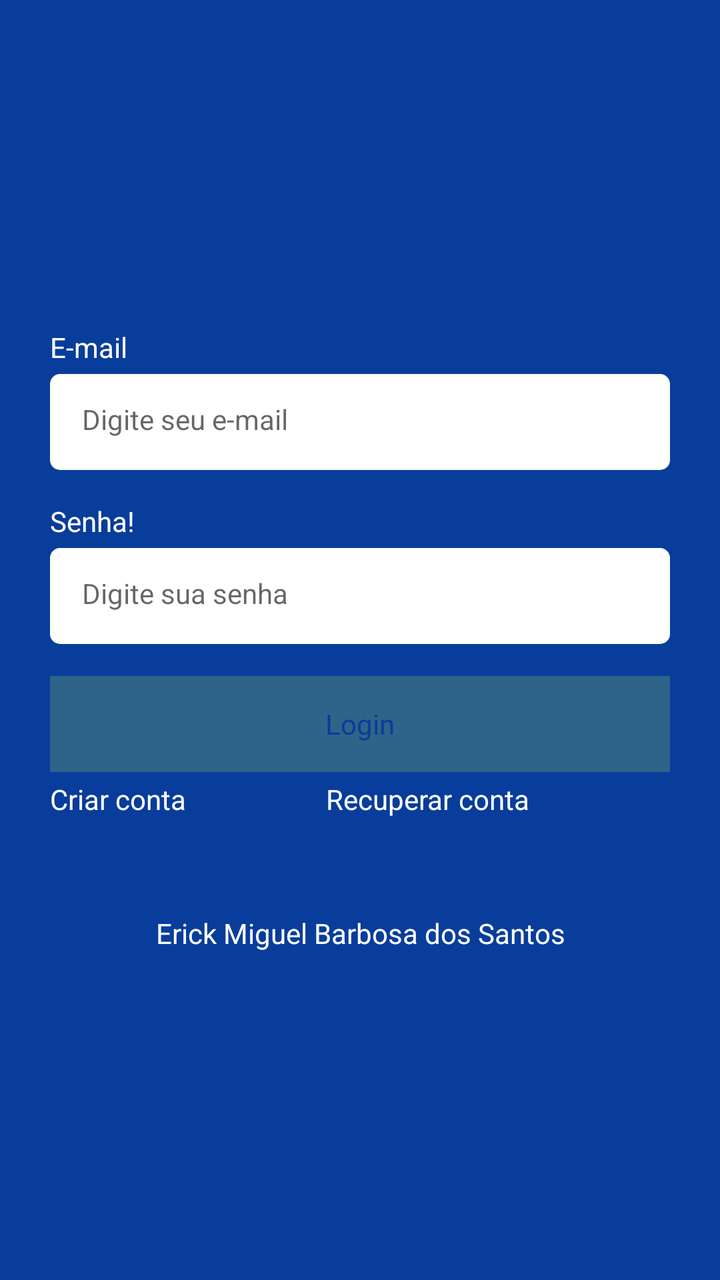
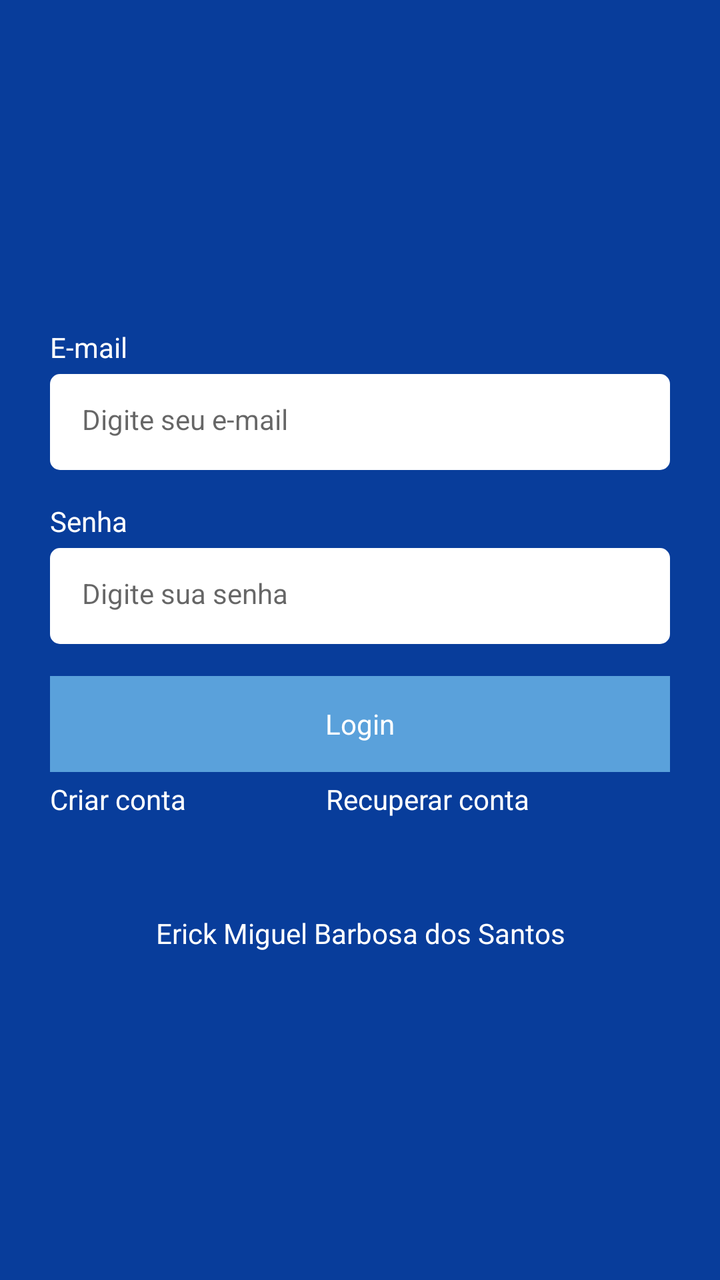

Compare the two renders of this Android layout. The source of the first and the diff that turns it into the second are given below.
<!-- AndroidManifest.xml: application theme Theme.Task -->
<!-- res/layout/fragment_login.xml -->
<?xml version="1.0" encoding="utf-8"?>
<androidx.constraintlayout.widget.ConstraintLayout xmlns:android="http://schemas.android.com/apk/res/android"
    xmlns:tools="http://schemas.android.com/tools"
    android:layout_width="match_parent"
    android:layout_height="match_parent"
    xmlns:app="http://schemas.android.com/apk/res-auto"
    tools:context=".ui.auth.LoginFragment">

   <LinearLayout
       android:id="@+id/linearLayout"
       android:layout_width="0dp"
       android:layout_height="wrap_content"
       app:layout_constraintBottom_toBottomOf="parent"
       app:layout_constraintEnd_toEndOf="parent"
       app:layout_constraintStart_toStartOf="parent"
       app:layout_constraintTop_toTopOf="parent"
       android:orientation="vertical"
       android:layout_marginHorizontal="25dp">

       <TextView
           android:layout_width="wrap_content"
           android:layout_height="wrap_content"
           android:text="@string/email_text"
           android:textColor="@color/white"/>

       <EditText
           android:id="@+id/editEmail"
           android:layout_width="match_parent"
           android:layout_height="48dp"
           android:hint="@string/hint_edit_email"
           android:inputType="textEmailAddress"
           android:layout_marginTop="4dp"
           style="@style/EditTextTheme"/>

       <TextView
           android:layout_width="wrap_content"
           android:layout_height="wrap_content"
           android:text="@string/password_text"
           android:textColor="@color/white"
           android:layout_marginTop="16dp"/>

       <EditText
           android:id="@+id/editSenha"
           android:layout_width="match_parent"
           android:layout_height="48dp"
           android:inputType="textPassword"
           android:hint="@string/hint_edit_password"
           android:layout_marginTop="4dp"
           style="@style/EditTextTheme"/>

       <com.google.android.material.button.MaterialButton
           android:layout_width="match_parent"
           android:layout_height="wrap_content"
           android:text="Login"
           android:id="@+id/btnLogin"
           app:backgroundTint="@color/azul3"
           android:layout_marginTop="16dp"
           style="@style/ButtonTheme"/>

       <LinearLayout
           android:layout_width="match_parent"
           android:layout_height="wrap_content"
           android:orientation="horizontal"
           android:layout_marginTop="4dp">

           <TextView
               android:id="@+id/btnRegister"
               android:layout_width="wrap_content"
               android:layout_height="wrap_content"
               android:text="@string/text_button_register_login_fragment"
               android:layout_weight="1"
               android:textAlignment="textStart"
               android:textColor="@color/white"/>

           <TextView
               android:id="@+id/btnRecover"
               android:layout_width="wrap_content"
               android:layout_height="wrap_content"
               android:text="@string/text_button_recover_login_fragment"
               android:layout_weight="1"
               android:textAlignment="textEnd"
               android:textColor="@color/white"/>

       </LinearLayout>

       <ProgressBar
           android:layout_width="wrap_content"
           android:layout_height="wrap_content"
           android:indeterminateTint="@color/white"
           android:layout_gravity="center"
           tools:visibility="visible"
           android:visibility="invisible"/>

       <TextView
           android:layout_width="match_parent"
           android:layout_height="match_parent"
           android:text="Erick Miguel Barbosa dos Santos"
           android:textColor="@color/white"
           android:gravity="center"/>

   </LinearLayout>

</androidx.constraintlayout.widget.ConstraintLayout>
<!-- resources referenced by this layout -->
<resources>
  <color name="azul3">#306389</color>
  <color name="white">#FFFFFFFF</color>
  <string name="email_text">E-mail</string>
  <string name="hint_edit_email">Digite seu e-mail</string>
  <string name="hint_edit_password">Digite sua senha</string>
  <string name="password_text">Senha!</string>
  <string name="text_button_recover_login_fragment">Recuperar conta</string>
  <string name="text_button_register_login_fragment">Criar conta</string>
  <style name="ButtonTheme" parent="Theme.MaterialComponents.DayNight.NoActionBar">
          <item name="android:background">@drawable/bg_btn</item>
          <item name="android:textAllCaps">false</item>
          <item name="android:textColor">@color/color_default</item>
          <item name="backgroundTint">@null</item>
      </style>
  <style name="EditTextTheme" parent="Theme.MaterialComponents.DayNight.NoActionBar">
          <item name="android:background">@drawable/bg_edit_text</item>
          <item name="android:padding">16dp</item>
          <item name="android:textSize">14sp</item>
      </style>
  <style name="Theme.Task" parent="Base.Theme.Task" />
  <!-- drawable bg_btn (drawable) -->
  <?xml version="1.0" encoding="utf-8"?>
  <shape xmlns:android="http://schemas.android.com/apk/res/android"
      android:shape="rectangle">
  
      <solid android:color="@color/white"/>
      <solid android:radius="5dp"/>
  </shape>
  <color name="color_default">#083D9B</color>
  <!-- drawable bg_edit_text (drawable) -->
  <?xml version="1.0" encoding="utf-8"?>
  <shape xmlns:android="http://schemas.android.com/apk/res/android"
      android:shape="rectangle">
  
      <solid android:color="@color/white"/>
      <corners android:radius="5dp"/>
  
  </shape>
  <style name="Base.Theme.Task" parent="Theme.Material3.DayNight.NoActionBar">
          
          <item name="colorPrimary">@color/color_default</item>
          <item name="colorPrimaryVariant">@color/color_default</item>
          <item name="android:windowBackground">@color/color_default</item>
      </style>
</resources>

<!-- the commit's change to res/layout/fragment_login.xml (unified diff, before → after) -->
@@ -52,6 +52,7 @@
            android:layout_width="match_parent"
            android:layout_height="wrap_content"
            android:text="Login"
+           android:textColor="@color/white"
            android:id="@+id/btnLogin"
            app:backgroundTint="@color/azul3"
            android:layout_marginTop="16dp"
<!-- resource entries referenced after the edit -->
@@ -1,11 +1,11 @@
 <!-- resources referenced by this layout -->
 <resources>
-  <color name="azul3">#306389</color>
+  <color name="azul3">#5AA1DB</color>
   <color name="white">#FFFFFFFF</color>
   <string name="email_text">E-mail</string>
   <string name="hint_edit_email">Digite seu e-mail</string>
   <string name="hint_edit_password">Digite sua senha</string>
-  <string name="password_text">Senha!</string>
+  <string name="password_text">Senha</string>
   <string name="text_button_recover_login_fragment">Recuperar conta</string>
   <string name="text_button_register_login_fragment">Criar conta</string>
   <style name="ButtonTheme" parent="Theme.MaterialComponents.DayNight.NoActionBar">
